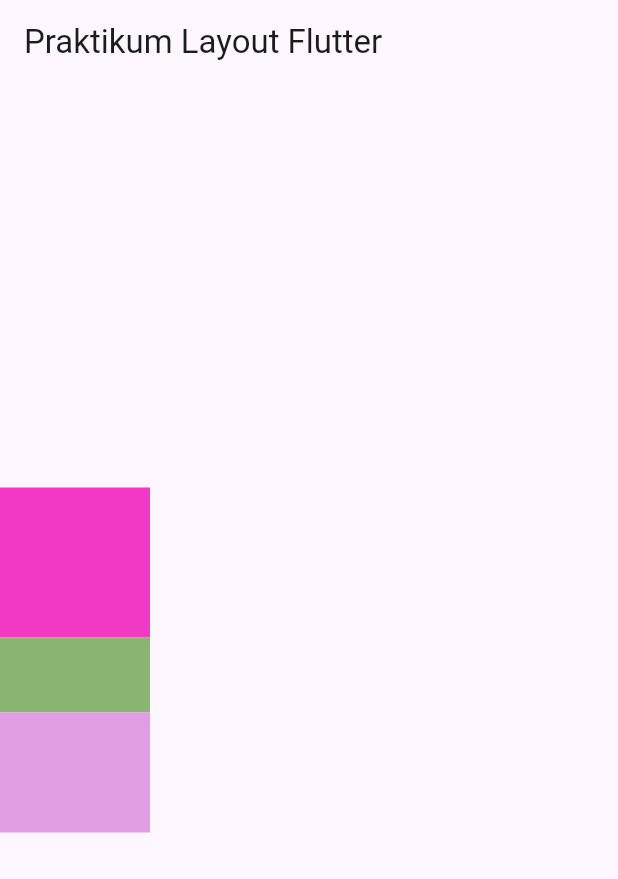
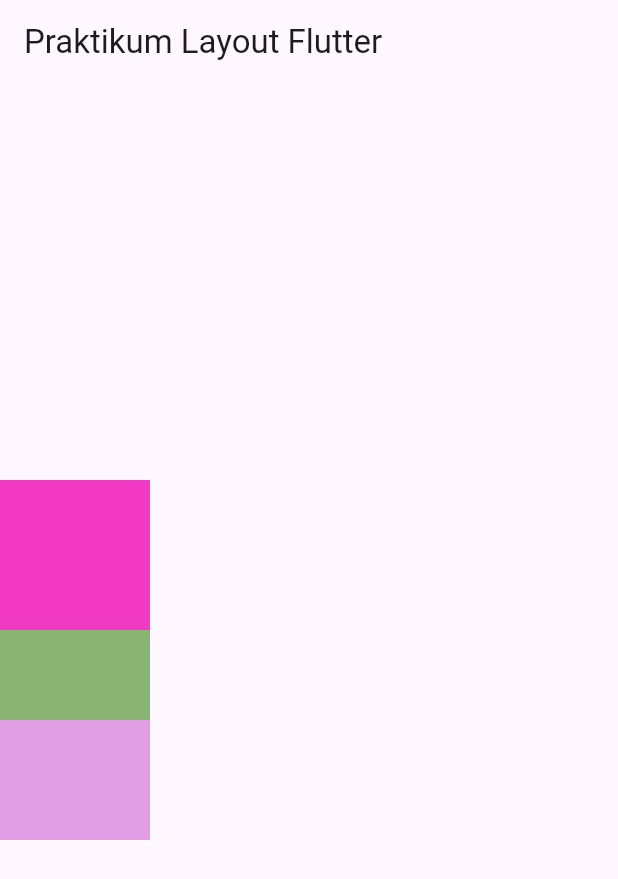
Before and after one commit to cantikawijaya/layout-flutter, a Flutter app: the screen it shows after launch, on a phone screen of 412 x 824 dp. Shown: the top 879 px of the screen. Run offline on Flutter 3.47's test engine with Material 3 defaults, Android fonts, the phone set to English and light mode, and no system bars.

Commit message:
Part E mengubah ukuran height

```diff
--- a/lib/main.dart
+++ b/lib/main.dart
@@ -27,7 +27,7 @@ class HomePage extends StatelessWidget{
         mainAxisAlignment: MainAxisAlignment.center,
         children: <Widget>[
           Container(color: Color.fromARGB(255, 241, 57, 195), height: 100, width: 100),
-          Container(color: Color.fromARGB(255, 138, 180, 114), height: 50, width: 100),
+          Container(color: Color.fromARGB(255, 138, 180, 114), height: 60, width: 100),
           Container(color: Color.fromARGB(255, 225, 158, 228), height: 80, width: 100),
         ]
         )
```
